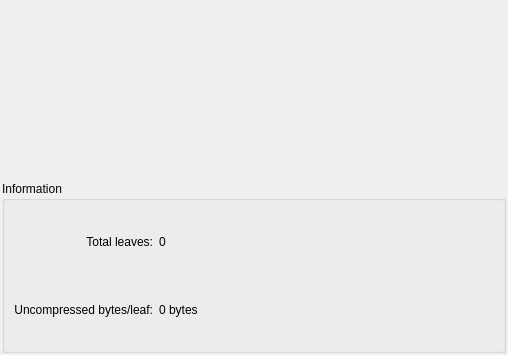
Before: the Qt Designer form src/widgets/visibilitylumpviewwidget.ui in noodlecollie/bspanalyser, drawn with Qt 5.
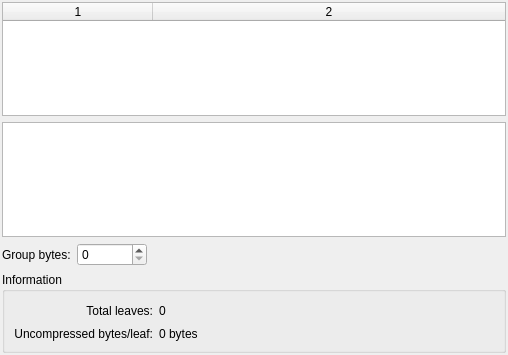
After: the same form once the commit is applied. Custom widgets are drawn as their Qt base class.

Commit message:
Reworked vis display widget
Vis data format is still somewhat unclear for Nightfire. Need to research this further

What changed in the file:
```diff
--- a/src/widgets/visibilitylumpviewwidget.ui
+++ b/src/widgets/visibilitylumpviewwidget.ui
@@ -27,7 +27,72 @@
     <number>2</number>
    </property>
    <item>
-    <widget class="NotImplementedPlaceholderWidget" name="placeholderWidget" native="true"/>
+    <widget class="QTableWidget" name="leafTable">
+     <property name="editTriggers">
+      <set>QAbstractItemView::NoEditTriggers</set>
+     </property>
+     <property name="columnCount">
+      <number>2</number>
+     </property>
+     <attribute name="horizontalHeaderDefaultSectionSize">
+      <number>150</number>
+     </attribute>
+     <attribute name="horizontalHeaderStretchLastSection">
+      <bool>true</bool>
+     </attribute>
+     <attribute name="verticalHeaderDefaultSectionSize">
+      <number>20</number>
+     </attribute>
+     <column/>
+     <column/>
+    </widget>
+   </item>
+   <item>
+    <widget class="QPlainTextEdit" name="hexDisplay">
+     <property name="readOnly">
+      <bool>true</bool>
+     </property>
+    </widget>
+   </item>
+   <item>
+    <layout class="QHBoxLayout" name="horizontalLayout">
+     <property name="topMargin">
+      <number>0</number>
+     </property>
+     <item>
+      <widget class="QLabel" name="label_3">
+       <property name="text">
+        <string>Group bytes:</string>
+       </property>
+      </widget>
+     </item>
+     <item>
+      <widget class="QSpinBox" name="sbVisByteGroupSize">
+       <property name="minimumSize">
+        <size>
+         <width>70</width>
+         <height>0</height>
+        </size>
+       </property>
+       <property name="maximum">
+        <number>10000</number>
+       </property>
+      </widget>
+     </item>
+     <item>
+      <spacer name="horizontalSpacer_2">
+       <property name="orientation">
+        <enum>Qt::Horizontal</enum>
+       </property>
+       <property name="sizeHint" stdset="0">
+        <size>
+         <width>40</width>
+         <height>20</height>
+        </size>
+       </property>
+      </spacer>
+     </item>
+    </layout>
    </item>
    <item>
     <widget class="InfoDisplayGroupBox" name="gbInformation">
@@ -100,12 +165,6 @@
    <header>widgets/infodisplaygroupbox.h</header>
    <container>1</container>
   </customwidget>
-  <customwidget>
-   <class>NotImplementedPlaceholderWidget</class>
-   <extends>QWidget</extends>
-   <header>widgets/notimplementedplaceholderwidget.h</header>
-   <container>1</container>
-  </customwidget>
  </customwidgets>
  <resources/>
  <connections/>
```
Left out of the diff: 22 changed lines with no effect on the pictures. The commit also changes 13 other files.
